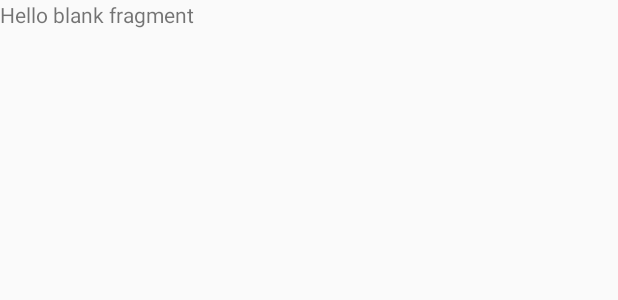
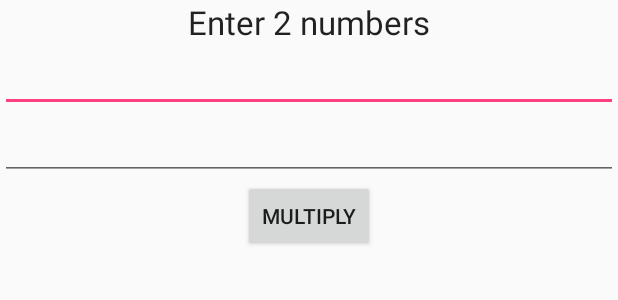
Before and after one commit to rmullin1/WayneMullinsStaticFragments, an Android app: the layout fragment_data_entry.xml on its own in the app's theme, with its tools: preview values and no code run, on a phone screen of 412 x 824 dp. Shown: the top 300 px of the screen. Run offline under Robolectric (Android 15) with nearby library versions, the phone set to English and light mode, and no system bars.

Commit message:
After adding first fragment

```diff
--- a/app/src/main/res/layout/fragment_data_entry.xml
+++ b/app/src/main/res/layout/fragment_data_entry.xml
@@ -1,13 +1,34 @@
 <LinearLayout xmlns:android="http://schemas.android.com/apk/res/android"
     xmlns:tools="http://schemas.android.com/tools"
+    android:orientation="vertical"
     android:layout_width="match_parent"
     android:layout_height="match_parent"
     tools:context="edu.westga.waynemullinsstaticfragments.DataEntryFragment">
 
-    <!-- TODO: Update blank fragment layout -->
+
     <TextView
+        android:layout_width="wrap_content"
+        android:layout_height="wrap_content"
+        android:textAppearance="?android:attr/textAppearanceLarge"
+        android:text="Enter 2 numbers"
+        android:id="@+id/textView"
+        android:layout_gravity="center_horizontal" />
+
+    <EditText
         android:layout_width="match_parent"
-        android:layout_height="match_parent"
-        android:text="@string/hello_blank_fragment" />
+        android:layout_height="wrap_content"
+        android:id="@+id/editText" />
+
+    <EditText
+        android:layout_width="match_parent"
+        android:layout_height="wrap_content"
+        android:id="@+id/editText2" />
+
+    <Button
+        android:layout_width="wrap_content"
+        android:layout_height="wrap_content"
+        android:text="MULTIPLY"
+        android:id="@+id/button"
+        android:layout_gravity="center_horizontal" />
 
 </LinearLayout>
```
